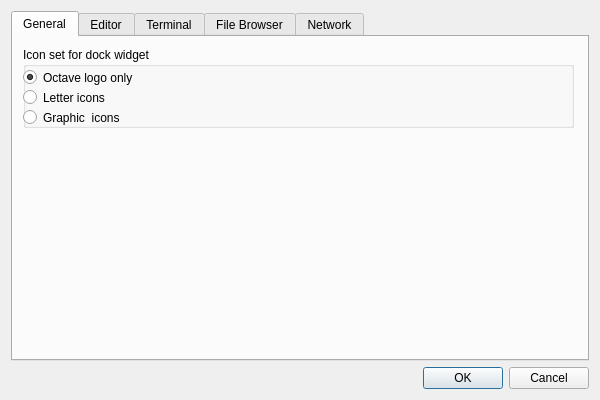
Above: libgui/src/settings-dialog.ui from ctaggart/octave before the change. Below: the same form after it.
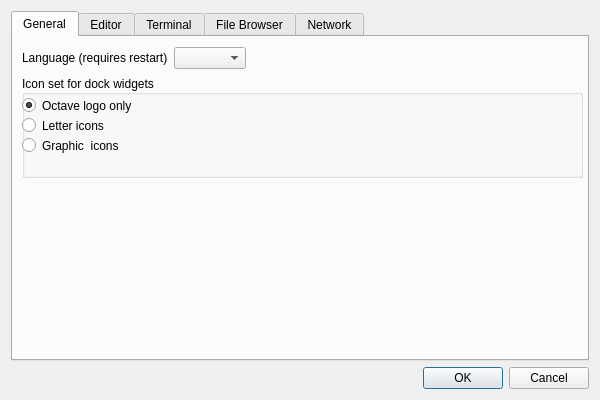
That is the form after the change.

Commit message: gui: selectable language in settings dialog

The edit to the form file:
```diff
--- a/libgui/src/settings-dialog.ui
+++ b/libgui/src/settings-dialog.ui
@@ -41,26 +41,60 @@
       <attribute name="title">
        <string>General</string>
       </attribute>
-      <widget class="QGroupBox" name="groupBox">
+      <widget class="QWidget" name="verticalLayoutWidget">
        <property name="geometry">
         <rect>
-         <x>10</x>
+         <x>9</x>
          <y>10</y>
-         <width>551</width>
-         <height>81</height>
+         <width>561</width>
+         <height>131</height>
         </rect>
        </property>
+       <layout class="QVBoxLayout" name="verticalLayout_7">
+        <item>
+         <layout class="QHBoxLayout" name="horizontalLayout_6">
+          <item>
+           <widget class="QLabel" name="label_2">
+            <property name="text">
+             <string>Language (requires restart)</string>
+            </property>
+           </widget>
+          </item>
+          <item>
+           <widget class="QComboBox" name="comboBox_language">
+            <property name="insertPolicy">
+             <enum>QComboBox::InsertAtBottom</enum>
+            </property>
+           </widget>
+          </item>
+          <item>
+           <spacer name="horizontalSpacer_3">
+            <property name="orientation">
+             <enum>Qt::Horizontal</enum>
+            </property>
+            <property name="sizeHint" stdset="0">
+             <size>
+              <width>40</width>
+              <height>20</height>
+             </size>
+            </property>
+           </spacer>
+          </item>
+         </layout>
+        </item>
+        <item>
+         <widget class="QGroupBox" name="groupBox">
        <property name="sizePolicy">
-        <sizepolicy hsizetype="Expanding" vsizetype="Minimum">
+           <sizepolicy hsizetype="Expanding" vsizetype="Expanding">
          <horstretch>0</horstretch>
          <verstretch>0</verstretch>
         </sizepolicy>
        </property>
        <property name="title">
-        <string>Icon set for dock widget</string>
+           <string>Icon set for dock widgets</string>
        </property>
        <property name="alignment">
-        <set>Qt::AlignLeading|Qt::AlignLeft|Qt::AlignTop</set>
+           <set>Qt::AlignLeading|Qt::AlignLeft|Qt::AlignVCenter</set>
        </property>
        <property name="flat">
         <bool>false</bool>
@@ -110,6 +144,9 @@
          <string>Graphic  icons</string>
         </property>
        </widget>
+         </widget>
+        </item>
+       </layout>
       </widget>
      </widget>
      <widget class="QWidget" name="tab">
```
Lines whose indentation alone changed are shown as unchanged. The commit also changes 4 other files.
